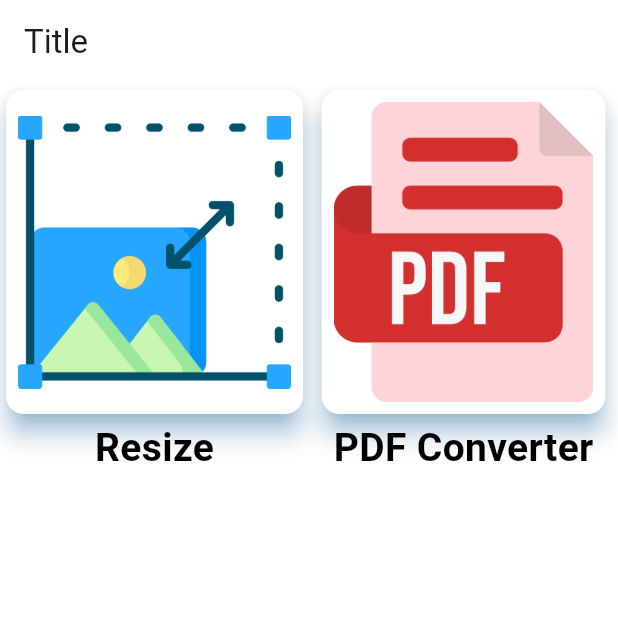
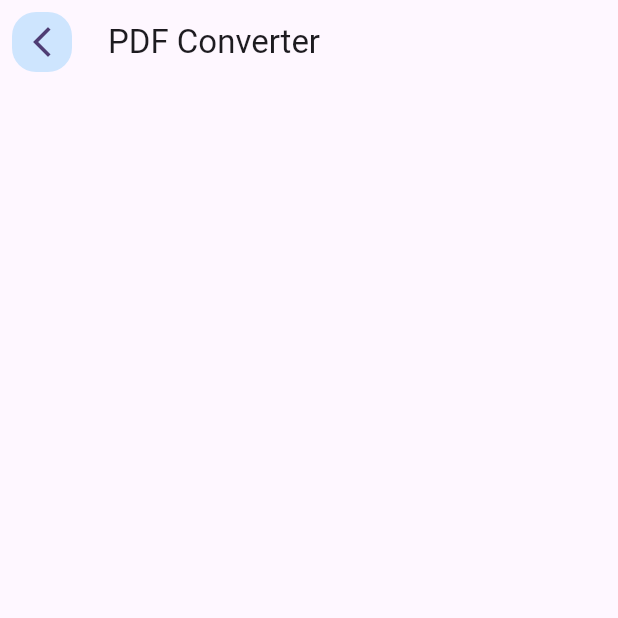
Before and after one commit to rahulkumardev24/smart_kit, a Flutter app: the screen it shows after launch, after a tap on "PDF Converter", on a phone screen of 412 x 824 dp, the top half of it. Run offline on Flutter 3.47's test engine with Material 3 defaults, Android fonts, the light colour scheme and no system bars; our stand-ins replace image_cropper, image_picker.

Commit message:
pdf screen create and custom icon create

```diff
--- a/lib/home_screen.dart
+++ b/lib/home_screen.dart
@@ -1,6 +1,7 @@
 import 'package:flutter/material.dart';
 import 'package:smart_kit/domain/uitils.dart';
 import 'package:smart_kit/screen/image_resize_screen.dart';
+import 'package:smart_kit/screen/image_to_pdf_screen.dart';
 
 import 'constant/app_colors.dart';
 
@@ -28,12 +29,16 @@ class _HomeScreenState extends State<HomeScreen> {
         body: GridView.builder(
             itemCount: tool.length,
             gridDelegate: const SliverGridDelegateWithFixedCrossAxisCount(
-                crossAxisCount: 2, childAspectRatio: 3 / 6),
+                crossAxisCount: 2, childAspectRatio: 3 / 3),
             itemBuilder: (context, index) {
               return GestureDetector(
                 onTap: (){
                   if(tool[index]['title'] == "Resize"){
                     Navigator.push(context, MaterialPageRoute(builder: (context) => const ImageResizeScreen()));
+                  }
+                  if(tool[index]['title'] == "PDF Converter"){
+                    Navigator.push(context, MaterialPageRoute(builder: (context) =>const ImageToPdfScreen() ));
+
                   }
                 },
                 child: Column(
@@ -44,7 +49,7 @@ class _HomeScreenState extends State<HomeScreen> {
                       shadowColor: AppColors.primaryLight,
                       child: Padding(
                         padding: const EdgeInsets.all(8.0),
-                        child: Image.asset(tool[index]['image'] , height: 200,),
+                        child: Image.asset(tool[index]['image'] , height: 100,),
                       ),
                     ),
                     Text(
--- a/lib/screen/image_resize_screen.dart
+++ b/lib/screen/image_resize_screen.dart
@@ -4,6 +4,7 @@ import 'package:image_picker/image_picker.dart';
 import 'package:image_cropper/image_cropper.dart';
 import 'package:smart_kit/domain/uitils.dart';
 import 'package:smart_kit/widgets/my_filled_button.dart';
+import 'package:smart_kit/widgets/my_navigation_button.dart';
 import 'package:smart_kit/widgets/my_outline_button.dart';
 
 import '../constant/app_colors.dart';
@@ -52,7 +53,15 @@ class _ImageResizeScreenState extends State<ImageResizeScreen> {
   @override
   Widget build(BuildContext context) {
     return Scaffold(
-      appBar: AppBar(title: const Text("Resize your Image")),
+      backgroundColor: Colors.white,
+      appBar: AppBar(
+        title: const Text("Resize your Image"),
+        backgroundColor: Colors.white,
+        leading: Padding(
+          padding: const EdgeInsets.all(8.0),
+          child: MyNavigationButton(btnIcon: Icons.arrow_back_ios_new_outlined, onPressed: () { Navigator.pop(context); },),
+        ),
+      ),
       body: Column(
         children: [
           pickedImage != null
--- /dev/null
+++ b/lib/screen/image_to_pdf_screen.dart
@@ -0,0 +1,29 @@
+import 'package:flutter/material.dart';
+import 'package:smart_kit/widgets/my_navigation_button.dart';
+
+class ImageToPdfScreen extends StatefulWidget {
+  const ImageToPdfScreen({super.key});
+
+  @override
+  State<ImageToPdfScreen> createState() => _ImageToPdfScreenState();
+}
+
+class _ImageToPdfScreenState extends State<ImageToPdfScreen> {
+  @override
+  Widget build(BuildContext context) {
+    return Scaffold(
+      appBar: AppBar(
+        title: Text("PDF Converter"),
+        leading: Padding(
+          padding: const EdgeInsets.all(8.0),
+          child: MyNavigationButton(
+            btnIcon: Icons.arrow_back_ios_new_outlined,
+            onPressed: () {
+              Navigator.pop(context);
+            },
+          ),
+        ),
+      ),
+    );
+  }
+}
--- /dev/null
+++ b/lib/widgets/my_navigation_button.dart
@@ -0,0 +1,31 @@
+import 'package:flutter/material.dart';
+
+import '../constant/app_colors.dart';
+
+class MyNavigationButton extends StatefulWidget {
+  Color? btnBackground ;
+  Color? iconColor ;
+  IconData btnIcon ;
+  VoidCallback onPressed ;
+
+  MyNavigationButton({super.key ,
+     this.btnBackground ,
+     this.iconColor  ,
+    required this.btnIcon ,
+    required this.onPressed
+  });
+
+  @override
+  State<MyNavigationButton> createState() => _MyNavigationButtonState();
+}
+
+class _MyNavigationButtonState extends State<MyNavigationButton> {
+  @override
+  Widget build(BuildContext context) {
+    return FloatingActionButton(onPressed: widget.onPressed ,
+      shape: RoundedRectangleBorder(borderRadius: BorderRadius.circular(16)),
+      elevation:0,
+      backgroundColor: AppColors.primaryLight.withOpacity(0.3),
+      child:Icon(widget.btnIcon),);
+  }
+}
```
